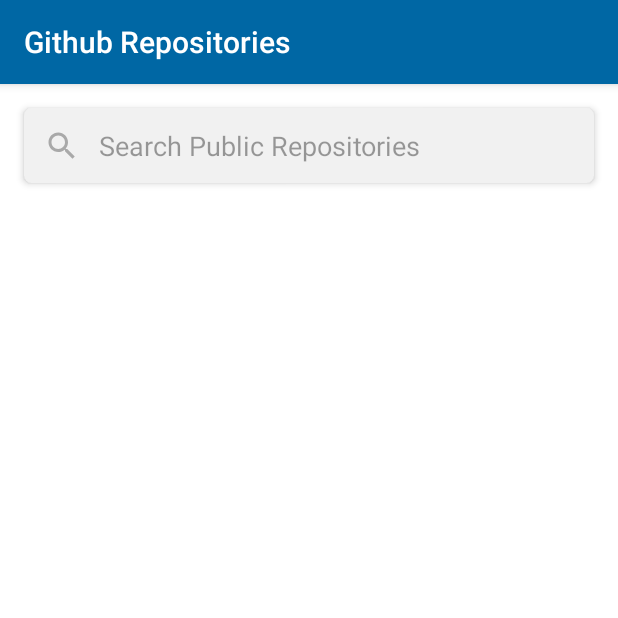
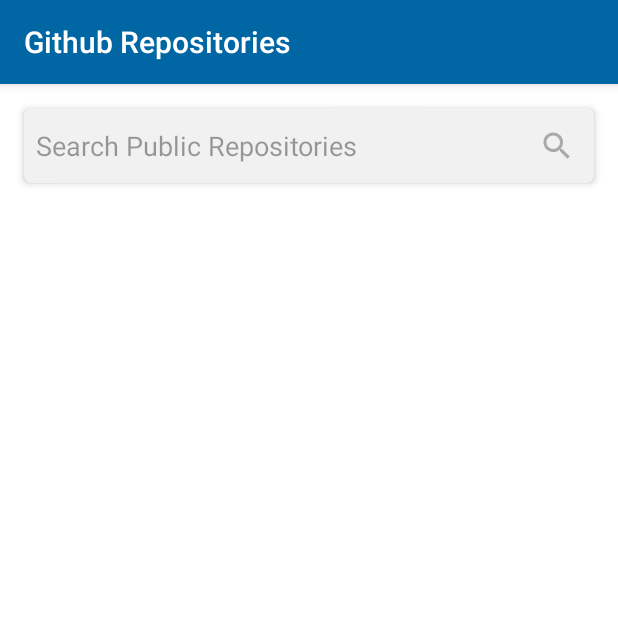
Before and after one commit to AhmetKazzaz/githubrepos, an Android app: the screen it shows after launch (GithubMainActivity), on a phone screen of 412 x 824 dp, the top half of it. Run offline under Robolectric (Android 15) with nearby library versions, the phone set to English and light mode, and no system bars; our stand-ins replace ButterKnife, Picasso, RxJava; pictures from the network do not load.

Commit message:
-Changed position of search imageButton in layout. -Added a key listener to listen to Enter events for searching

```diff
--- a/app/src/main/res/layout/activity_main.xml
+++ b/app/src/main/res/layout/activity_main.xml
@@ -37,21 +37,13 @@
             android:layout_height="match_parent"
             android:orientation="horizontal">
 
-            <ImageButton
-                android:id="@+id/ibSearch"
-                android:layout_width="50dp"
-                android:layout_height="50dp"
-                android:background="?android:attr/selectableItemBackground"
-                android:clickable="true"
-                android:focusable="true"
-                android:src="@drawable/ic_search"
-                android:tint="@color/black" />
-
             <EditText
                 android:id="@+id/etSearch"
                 android:layout_width="0dp"
                 android:layout_height="match_parent"
                 android:layout_weight="1"
+                android:paddingStart="8dp"
+                android:paddingEnd="8dp"
                 android:background="@android:color/transparent"
                 android:hint="@string/SEARCH_REPOS"
                 android:imeOptions="actionSearch"
@@ -62,6 +54,17 @@
                 <requestFocus />
 
             </EditText>
+
+
+            <ImageButton
+                android:id="@+id/ibSearch"
+                android:layout_width="50dp"
+                android:layout_height="50dp"
+                android:background="?android:attr/selectableItemBackground"
+                android:clickable="true"
+                android:focusable="true"
+                android:src="@drawable/ic_search"
+                android:tint="@color/black" />
 
 
         </LinearLayout>
```
Also changed, not shown: app/src/main/java/com/example/androidtask/ui/githubmain/GithubMainActivity.java (+15 -3 lines).
